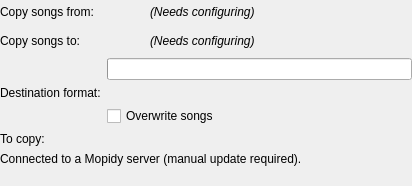
Above: devices/actiondialog.ui from CDrummond/cantata before the change. Below: the same form after it.
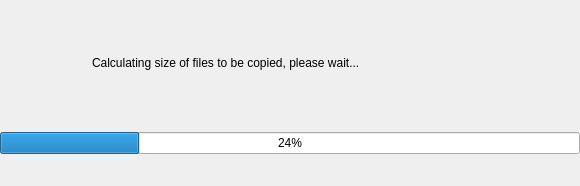
That is the form after the change. Custom widgets are drawn as their Qt base class.

Commit message: Calculate size required in a QTimer loop, so that UI does not hang.

What changed in the file:
```diff
--- a/devices/actiondialog.ui
+++ b/devices/actiondialog.ui
@@ -6,7 +6,7 @@
    <rect>
     <x>0</x>
     <y>0</y>
-    <width>412</width>
+    <width>580</width>
     <height>186</height>
    </rect>
   </property>
@@ -28,6 +28,135 @@
      <property name="currentIndex">
       <number>0</number>
      </property>
+     <widget class="QWidget" name="page_5">
+      <layout class="QGridLayout" name="gridLayout_2">
+       <property name="leftMargin">
+        <number>0</number>
+       </property>
+       <property name="topMargin">
+        <number>0</number>
+       </property>
+       <property name="rightMargin">
+        <number>0</number>
+       </property>
+       <property name="bottomMargin">
+        <number>0</number>
+       </property>
+       <item row="0" column="0">
+        <widget class="ActionLabel" name="fileSizeActionLabel">
+         <property name="sizePolicy">
+          <sizepolicy hsizetype="Fixed" vsizetype="Fixed">
+           <horstretch>0</horstretch>
+           <verstretch>0</verstretch>
+          </sizepolicy>
+         </property>
+         <property name="minimumSize">
+          <size>
+           <width>64</width>
+           <height>64</height>
+          </size>
+         </property>
+         <property name="maximumSize">
+          <size>
+           <width>64</width>
+           <height>64</height>
+          </size>
+         </property>
+        </widget>
+       </item>
+       <item row="0" column="1">
+        <spacer name="horizontalSpacer_6">
+         <property name="orientation">
+          <enum>Qt::Horizontal</enum>
+         </property>
+         <property name="sizeType">
+          <enum>QSizePolicy::Fixed</enum>
+         </property>
+         <property name="sizeHint" stdset="0">
+          <size>
+           <width>16</width>
+           <height>20</height>
+          </size>
+         </property>
+        </spacer>
+       </item>
+       <item row="0" column="2">
+        <widget class="QLabel" name="fileS">
+         <property name="text">
+          <string>Calculating size of files to be copied, please wait...</string>
+         </property>
+        </widget>
+       </item>
+       <item row="1" column="0" colspan="3">
+        <widget class="QProgressBar" name="fileSizeProgress">
+         <property name="value">
+          <number>24</number>
+         </property>
+        </widget>
+       </item>
+      </layout>
+     </widget>
+     <widget class="QWidget" name="page_7">
+      <layout class="QHBoxLayout" name="horizontalLayout_72">
+       <property name="leftMargin">
+        <number>0</number>
+       </property>
+       <property name="topMargin">
+        <number>0</number>
+       </property>
+       <property name="rightMargin">
+        <number>0</number>
+       </property>
+       <property name="bottomMargin">
+        <number>0</number>
+       </property>
+       <item>
+        <widget class="QLabel" name="sizeInfoIcon">
+         <property name="sizePolicy">
+          <sizepolicy hsizetype="Fixed" vsizetype="Fixed">
+           <horstretch>0</horstretch>
+           <verstretch>0</verstretch>
+          </sizepolicy>
+         </property>
+         <property name="minimumSize">
+          <size>
+           <width>64</width>
+           <height>64</height>
+          </size>
+         </property>
+         <property name="maximumSize">
+          <size>
+           <width>64</width>
+           <height>64</height>
+          </size>
+         </property>
+        </widget>
+       </item>
+       <item>
+        <spacer name="horizontalSpacer_73">
+         <property name="orientation">
+          <enum>Qt::Horizontal</enum>
+         </property>
+         <property name="sizeType">
+          <enum>QSizePolicy::Fixed</enum>
+         </property>
+         <property name="sizeHint" stdset="0">
+          <size>
+           <width>16</width>
+           <height>20</height>
+          </size>
+         </property>
+        </spacer>
+       </item>
+       <item>
+        <widget class="QLabel" name="sizeInfoText">
+         <property name="wordWrap">
+          <bool>true</bool>
+         </property>
+        </widget>
+       </item>
+      </layout>
+     </widget>
      <widget class="QWidget" name="page">
       <layout class="QFormLayout" name="formLayout">
        <property name="fieldGrowthPolicy">
```
The commit also changes 2 other files.
